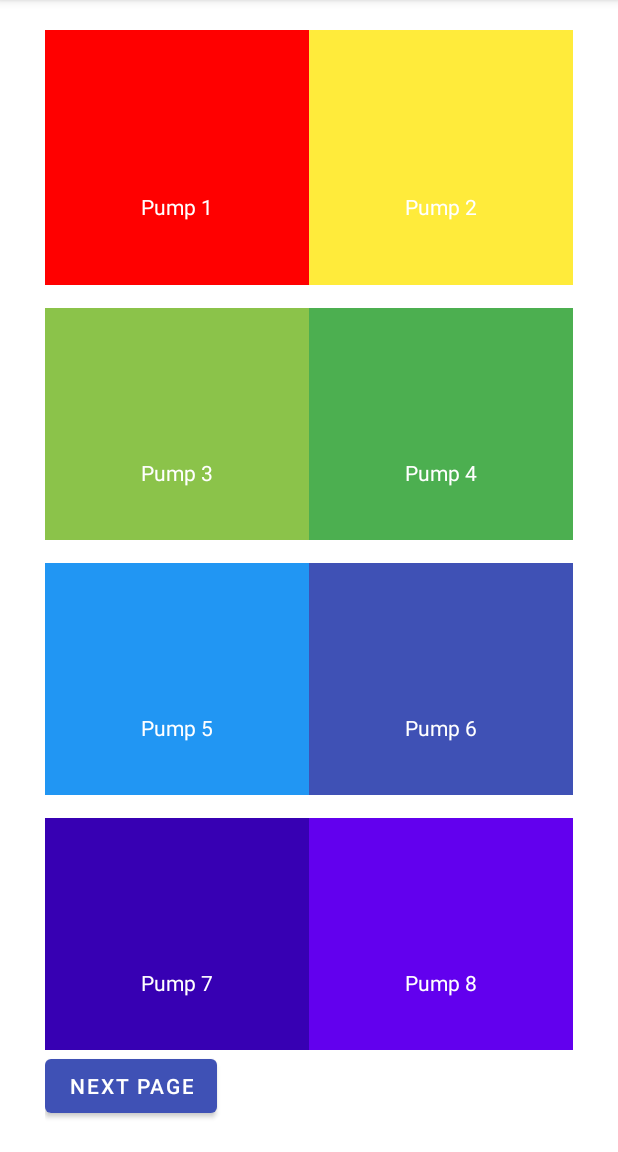
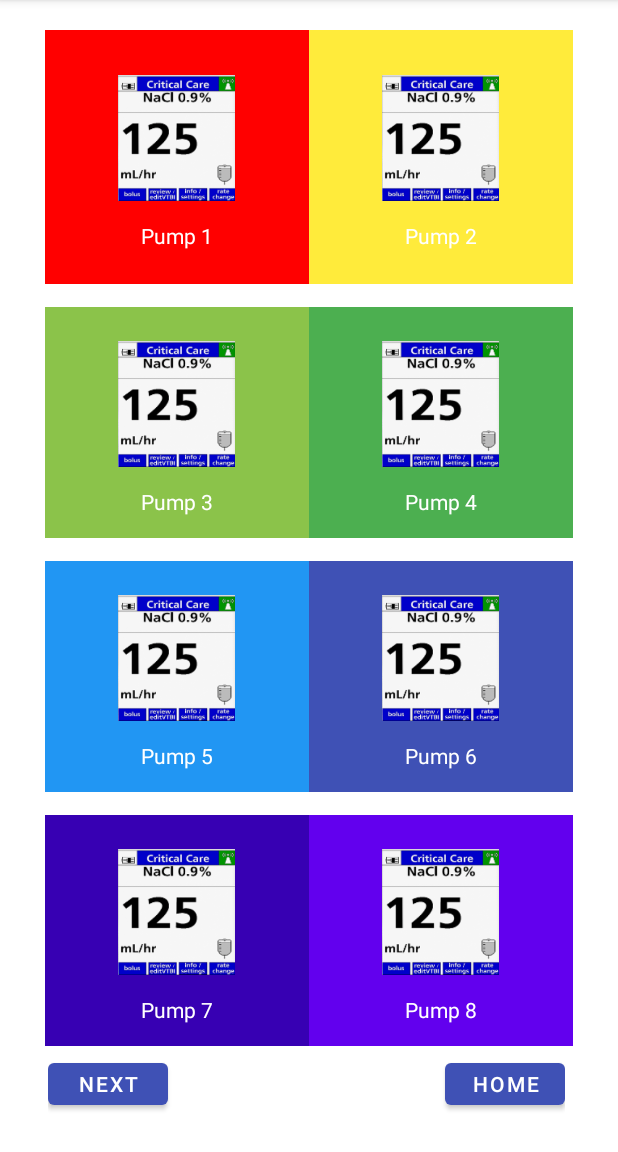
Before and after one commit to ETS-Android2/BaxterSmartRoom, an Android app: the PumpActivity1 screen opened directly, with no data from a screen before it, on a phone screen of 412 x 824 dp, the part 84-1236 px from its top. Run offline under Robolectric (Android 15) with nearby library versions, the phone set to English and light mode, and no system bars.

Commit message:
added home button and pump info

```diff
--- a/app/src/main/java/com/example/baxter/PumpActivity1.java
+++ b/app/src/main/java/com/example/baxter/PumpActivity1.java
@@ -11,7 +11,7 @@ public class PumpActivity1 extends AppCompatActivity {
 
     RelativeLayout pump1, pump2, pump3, pump4,
             pump5, pump6, pump7, pump8;
-    Button forward;
+    Button forward, home;
     @Override
     protected void onCreate(Bundle savedInstanceState) {
         super.onCreate(savedInstanceState);
@@ -25,7 +25,8 @@ public class PumpActivity1 extends AppCompatActivity {
         pump6 = findViewById(R.id.pump6);
         pump7 = findViewById(R.id.pump7);
         pump8 = findViewById(R.id.pump8);
-        forward = findViewById(R.id.forwardbutton);
+        forward = findViewById(R.id.ForwardButton);
+        home = findViewById(R.id.HomeButton);
 
         pump1.setOnClickListener(new View.OnClickListener() {
             @Override
@@ -100,5 +101,13 @@ public class PumpActivity1 extends AppCompatActivity {
                 startActivity(intent);
             }
         });
+        home.setOnClickListener(new View.OnClickListener() {
+            @Override
+            public void onClick(View view) {
+                Intent intent = new Intent(PumpActivity1.this, PatientActivity1.class);
+                intent.addFlags(Intent.FLAG_ACTIVITY_SINGLE_TOP);
+                startActivity(intent);
+            }
+        });
     }
 }
--- a/app/src/main/res/layout/pump_activity1.xml
+++ b/app/src/main/res/layout/pump_activity1.xml
@@ -42,13 +42,13 @@
 
                         <ImageView
                             android:id="@+id/imgView1"
-                            android:layout_width="60dp"
-                            android:layout_height="60dp"
+                            android:layout_width="100dp"
+                            android:layout_height="100dp"
                             android:layout_centerHorizontal="true"
                             android:adjustViewBounds="true"
                             android:padding="8dp"
-                            android:scaleType="centerInside"
-                            app:tint="@color/white" />
+                            android:src="@drawable/pump"
+                            android:scaleType="centerInside" />
 
                         <TextView
                             android:layout_width="wrap_content"
@@ -80,13 +80,13 @@
 
                         <ImageView
                             android:id="@+id/imgView2"
-                            android:layout_width="60dp"
-                            android:layout_height="60dp"
+                            android:layout_width="100dp"
+                            android:layout_height="100dp"
                             android:layout_centerHorizontal="true"
                             android:adjustViewBounds="true"
                             android:padding="8dp"
                             android:scaleType="centerInside"
-                            app:tint="@color/white" />
+                            android:src="@drawable/pump" />
 
                         <TextView
                             android:layout_width="wrap_content"
@@ -126,13 +126,13 @@
 
                         <ImageView
                             android:id="@+id/imgView3"
-                            android:layout_width="60dp"
-                            android:layout_height="60dp"
+                            android:layout_width="100dp"
+                            android:layout_height="100dp"
                             android:layout_centerHorizontal="true"
                             android:adjustViewBounds="true"
                             android:padding="8dp"
                             android:scaleType="centerInside"
-                            app:tint="@color/white" />
+                            android:src="@drawable/pump"/>
 
                         <TextView
                             android:layout_width="wrap_content"
@@ -164,13 +164,13 @@
 
                         <ImageView
                             android:id="@+id/imgView4"
-                            android:layout_width="60dp"
-                            android:layout_height="60dp"
+                            android:layout_width="100dp"
+                            android:layout_height="100dp"
                             android:layout_centerHorizontal="true"
                             android:adjustViewBounds="true"
                             android:padding="8dp"
                             android:scaleType="centerInside"
-                            app:tint="@color/white" />
+                            android:src="@drawable/pump" />
 
                         <TextView
                             android:layout_width="wrap_content"
@@ -210,13 +210,13 @@
 
                         <ImageView
                             android:id="@+id/imgView5"
-                            android:layout_width="60dp"
-                            android:layout_height="60dp"
+                            android:layout_width="100dp"
+                            android:layout_height="100dp"
                             android:layout_centerHorizontal="true"
                             android:adjustViewBounds="true"
                             android:padding="8dp"
                             android:scaleType="centerInside"
-                            app:tint="@color/white" />
+                            android:src="@drawable/pump"/>
 
                         <TextView
                             android:layout_width="wrap_content"
@@ -248,13 +248,13 @@
 
                         <ImageView
                             android:id="@+id/imgView6"
-                            android:layout_width="60dp"
-                            android:layout_height="60dp"
+                            android:layout_width="100dp"
+                            android:layout_height="100dp"
                             android:layout_centerHorizontal="true"
                             android:adjustViewBounds="true"
                             android:padding="8dp"
                             android:scaleType="centerInside"
-                            app:tint="@color/white" />
+                            android:src="@drawable/pump"/>
 
                         <TextView
                             android:layout_width="wrap_content"
@@ -294,13 +294,13 @@
 
                         <ImageView
                             android:id="@+id/imgView7"
-                            android:layout_width="60dp"
-                            android:layout_height="60dp"
+                            android:layout_width="100dp"
+                            android:layout_height="100dp"
                             android:layout_centerHorizontal="true"
                             android:adjustViewBounds="true"
                             android:padding="8dp"
                             android:scaleType="centerInside"
-                            app:tint="@color/white" />
+                            android:src="@drawable/pump" />
 
                         <TextView
                             android:layout_width="wrap_content"
@@ -332,14 +332,13 @@
 
                         <ImageView
                             android:id="@+id/imgView8"
-                            android:layout_width="60dp"
-                            android:layout_height="60dp"
+                            android:layout_width="100dp"
+                            android:layout_height="100dp"
                             android:layout_centerHorizontal="true"
                             android:adjustViewBounds="true"
                             android:padding="8dp"
                             android:scaleType="centerInside"
-
-                            app:tint="@color/white" />
+                            android:src="@drawable/pump"/>
 
                         <TextView
                             android:layout_width="wrap_content"
@@ -357,11 +356,43 @@
 
             </LinearLayout>
 
-            <Button
-                android:id="@+id/forwardbutton"
-                android:layout_width="wrap_content"
+            <LinearLayout
+                android:layout_width="match_parent"
                 android:layout_height="wrap_content"
-                android:text="Next Page" />
+                android:orientation="horizontal"
+                android:weightSum="2">
+
+                <RelativeLayout
+                    android:layout_width="match_parent"
+                    android:layout_height="match_parent"
+
+                    android:layout_weight="1"
+                    android:padding="2dp">
+
+                    <Button
+                        android:id="@+id/ForwardButton"
+                        android:layout_width="80dp"
+                        android:layout_height="40dp"
+                        android:layout_centerVertical="true"
+                        android:text="Next Page"/>
+                </RelativeLayout>
+
+                <RelativeLayout
+                    android:layout_width="match_parent"
+                    android:layout_height="match_parent"
+                    android:layout_weight="1"
+                    android:padding="5dp">
+
+                    <Button
+                        android:id="@+id/HomeButton"
+                        android:layout_width="80dp"
+                        android:layout_alignParentRight="true"
+                        android:layout_height="40dp"
+                        android:layout_centerVertical="true"
+                        android:text="Home"/>
+
+                </RelativeLayout>
+            </LinearLayout>
 
         </LinearLayout>
 
```
Also changed, not shown: app/src/main/res/drawable/pump.png (added).
